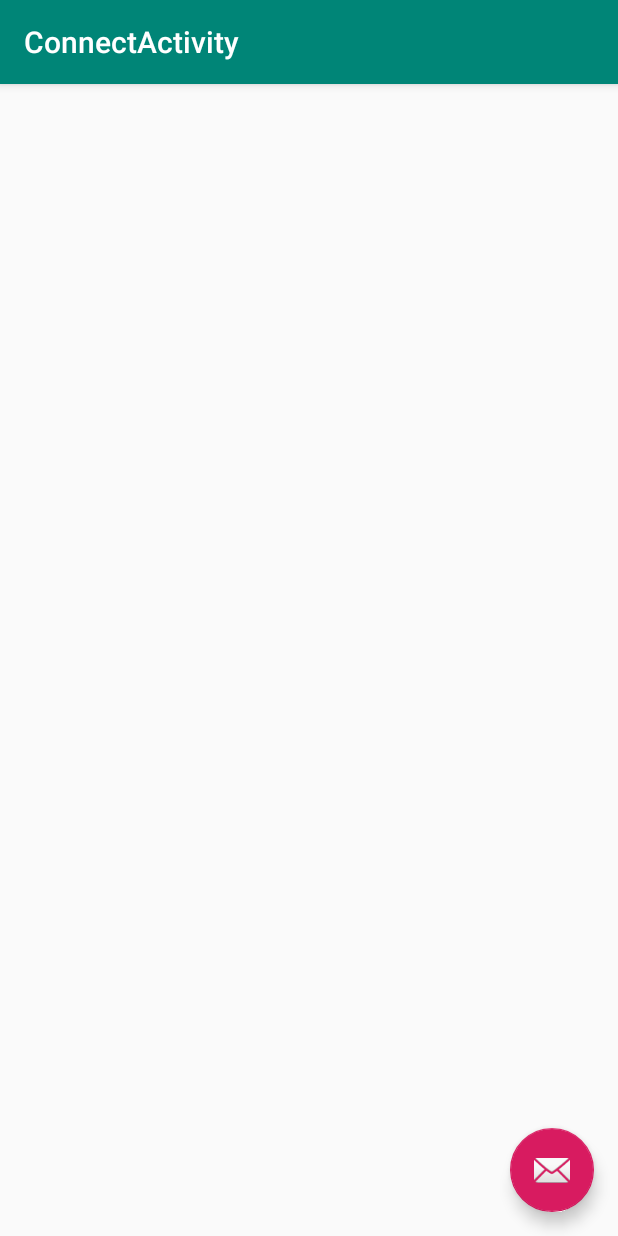
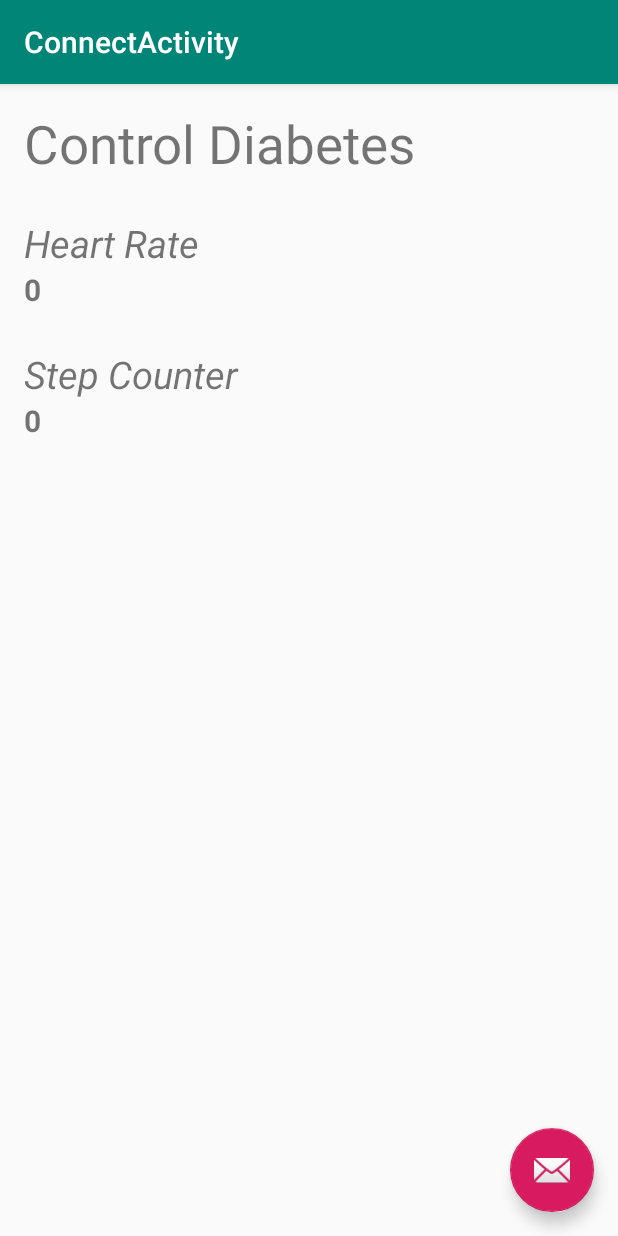
Before and after one commit to henry-sabogal/ControlDiabetes, an Android app: the ConnectActivity screen opened directly, with no data from a screen before it, on a phone screen of 412 x 824 dp. Run offline under Robolectric (Android 15) with nearby library versions, the phone set to English and light mode, and no system bars; network calls fail; 8 statements that could not run were skipped.

Commit message:
Read and Show data sensors

```diff
--- a/app/src/main/java/com/mastergenova/controldiabetes/ConnectActivity.java
+++ b/app/src/main/java/com/mastergenova/controldiabetes/ConnectActivity.java
@@ -36,7 +36,8 @@ public class ConnectActivity extends AppCompatActivity {
 
     private BluetoothService mBluetoothService = null;
 
-    TextView txtTest;
+    TextView mHeartRateTextView;
+    TextView mStepCounterTextView;
 
     @Override
     protected void onCreate(Bundle savedInstanceState) {
@@ -45,7 +46,8 @@ public class ConnectActivity extends AppCompatActivity {
         Toolbar toolbar = findViewById(R.id.toolbar);
         setSupportActionBar(toolbar);
 
-        txtTest = (TextView)findViewById(R.id.txtTest);
+        mHeartRateTextView = (TextView)findViewById(R.id.txtHeartRate);
+        mStepCounterTextView = (TextView)findViewById(R.id.txtStepCounter);
 
         mBluetoothAdapter = BluetoothAdapter.getDefaultAdapter();
 
@@ -124,7 +126,17 @@ public class ConnectActivity extends AppCompatActivity {
                 case Constants.MESSAGE_READ:
                     byte[] readBuf = (byte[]) msg.obj;
                     String readMessage = new String(readBuf, 0, msg.arg1);
-                    txtTest.setText(readMessage);
+                    System.out.println("Message " + readMessage);
+                    String[] separated_text = readMessage.split(":");
+                    if(separated_text[0].equals("HR")){
+                        if(separated_text.length == 2){
+                            mHeartRateTextView.setText(separated_text[1]);
+                        }
+                    }else if(separated_text[0].equals("SC")){
+                        if(separated_text.length == 2){
+                            mStepCounterTextView.setText(separated_text[1]);
+                        }
+                    }
                     break;
                 case Constants.MESSAGE_DEVICE_NAME:
                     mConnectedDeviceName = msg.getData().getString(Constants.DEVICE_NAME);
--- a/app/src/main/res/layout/content_connect.xml
+++ b/app/src/main/res/layout/content_connect.xml
@@ -8,12 +8,56 @@
     tools:context=".ConnectActivity"
     tools:showIn="@layout/activity_connect">
 
-    <TextView
+    <LinearLayout
         android:layout_width="match_parent"
-        android:layout_height="wrap_content"
-        android:text="Test"
-        android:textSize="35dp"
-        android:id="@+id/txtTest"
-        />
+        android:layout_height="match_parent"
+        android:padding="16dp"
+        android:orientation="vertical">
+
+        <TextView
+            android:layout_width="match_parent"
+            android:layout_height="wrap_content"
+            android:textSize="35dp"
+            android:text="@string/app_title"
+            />
+
+        <TextView
+            android:layout_width="match_parent"
+            android:layout_height="wrap_content"
+            android:text="@string/title_heart_rate"
+            android:layout_marginTop="25dp"
+            android:textStyle="italic"
+            android:textSize="25dp" />
+
+        <TextView
+            android:layout_width="match_parent"
+            android:layout_height="wrap_content"
+            android:text="@string/default_value"
+            android:textSize="20dp"
+            android:textStyle="bold"
+            android:id="@+id/txtHeartRate"
+            />
+
+        <TextView
+            android:layout_width="match_parent"
+            android:layout_height="wrap_content"
+            android:text="@string/title_step_counter"
+            android:layout_marginTop="25dp"
+            android:textStyle="italic"
+            android:textSize="25dp" />
+
+        <TextView
+            android:layout_width="match_parent"
+            android:layout_height="wrap_content"
+            android:text="@string/default_value"
+            android:textSize="20dp"
+            android:textStyle="bold"
+            android:id="@+id/txtStepCounter"
+            />
+
+
+    </LinearLayout>
+
+
 
 </androidx.constraintlayout.widget.ConstraintLayout>
--- a/app/src/main/res/values/strings.xml
+++ b/app/src/main/res/values/strings.xml
@@ -21,6 +21,10 @@
     <string name="title_connected_to">connected to <xliff:g id="device_name">%1$s</xliff:g></string>
     <string name="title_not_connected">not connected</string>
 
+    <string name="title_heart_rate">Heart Rate</string>
+    <string name="title_step_counter">Step Counter</string>
+    <string name="default_value">0</string>
+
     <string name="intro_message">
         <![CDATA[
 
```
